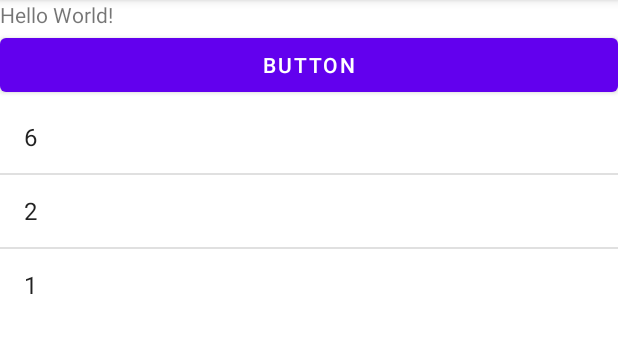
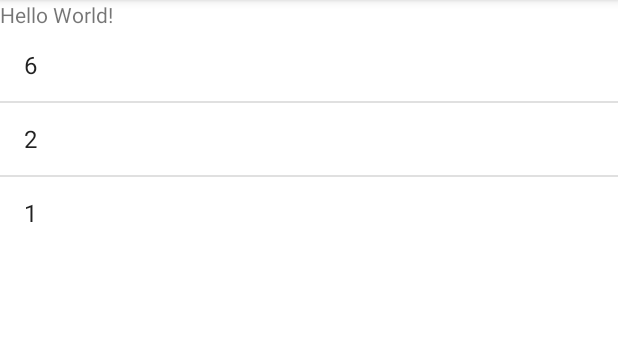
Before and after one commit to CadenceSalinas/listViewDataStructure, an Android app: the screen it shows after launch (MainActivity), on a phone screen of 412 x 824 dp, the part 84-437 px from its top. Run offline under Robolectric (Android 15) with nearby library versions, the phone set to English and light mode, and no system bars.

Commit message:
got rid of click button

```diff
--- a/app/src/main/java/com/example/listviewdatastructure/MainActivity.java
+++ b/app/src/main/java/com/example/listviewdatastructure/MainActivity.java
@@ -29,7 +29,7 @@ public class MainActivity extends AppCompatActivity {
         setContentView(R.layout.activity_main);
 
         list = (ListView)findViewById(R.id.list);
-        add = (Button)findViewById(R.id.click);
+        //add = (Button)findViewById(R.id.click);
         //inputUser = (EditText)findViewById(R.id.userInput);
         listInput = new queue();
 
@@ -37,9 +37,9 @@ public class MainActivity extends AppCompatActivity {
         listInput.add(1);
         listInput.add(2);
         listInput.add(6);
-        String[] numbers = new String[] {};
         int num = listInput.getSize();
 
+        String[] numbers = new String[] {};
         List<String> numbers_list = new ArrayList<String>(Arrays.asList(numbers));
 
         ArrayAdapter<String> adapter = new ArrayAdapter<String>(this, android.R.layout.simple_list_item_1, numbers_list);
@@ -51,21 +51,21 @@ public class MainActivity extends AppCompatActivity {
 
 
         list.setAdapter(adapter);
-        add.setOnClickListener(new View.OnClickListener()
-        {
-            public void onClick(View v)
-            {
-                //setAnswer = inputUser.getText().toString();
-
-
-                Log.i("info", "Added new item to list");
-                for(int i = 0; i < num; i++)
-                {
-                    listInput.remove();
-                    adapter.notifyDataSetChanged();
-                }
-
-            }
-        });
+//        add.setOnClickListener(new View.OnClickListener()
+//        {
+//            public void onClick(View v)
+//            {
+//                //setAnswer = inputUser.getText().toString();
+//
+//
+//                Log.i("info", "Added new item to list");
+//                for(int i = 0; i < num; i++)
+//                {
+//                    listInput.remove();
+//                    adapter.notifyDataSetChanged();
+//                }
+//
+//            }
+//        });
     }
 }
--- a/app/src/main/res/layout/activity_main.xml
+++ b/app/src/main/res/layout/activity_main.xml
@@ -19,12 +19,6 @@
 <!--        android:ems="10"-->
 <!--        android:inputType="number" />-->
 
-    <Button
-        android:id="@+id/click"
-        android:layout_width="match_parent"
-        android:layout_height="wrap_content"
-        android:text="Button" />
-
     <ListView
         android:id="@+id/list"
         android:layout_width="match_parent"
```
